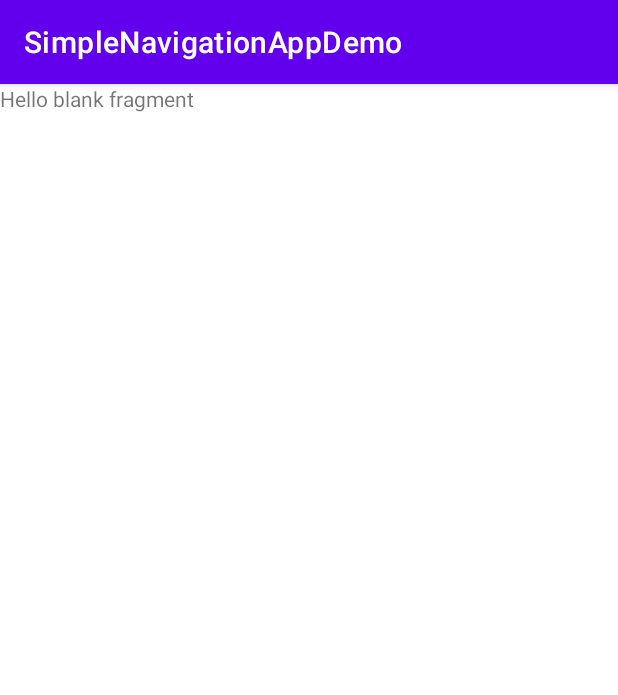
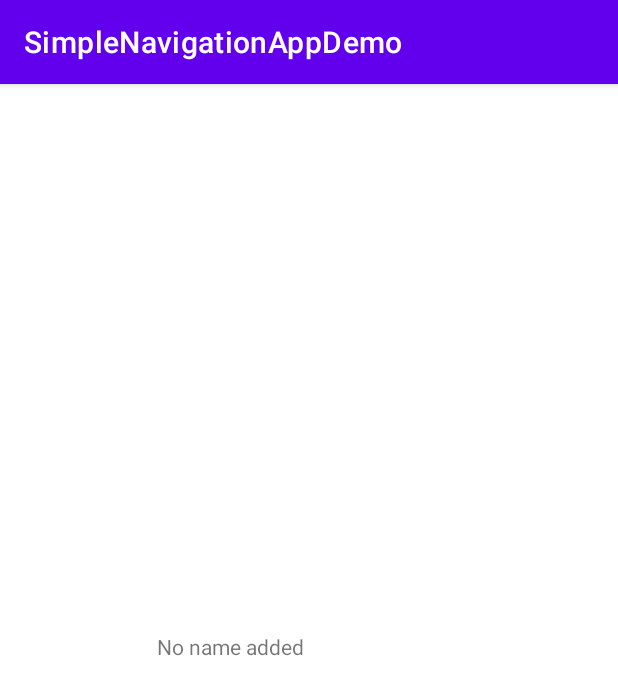
Before and after one commit to ShashankEd/navigation-demo-kotlin, an Android app: the SecondFragment screen opened through its navigation route, on a phone screen of 412 x 824 dp. Shown: the top 695 px of the screen. Run offline under Robolectric (Android 15) with nearby library versions, the phone set to English and light mode, and no system bars.

```diff
--- a/app/src/main/java/com/example/simplenavigationappdemo/SecondFragment.kt
+++ b/app/src/main/java/com/example/simplenavigationappdemo/SecondFragment.kt
@@ -5,6 +5,9 @@ import androidx.fragment.app.Fragment
 import android.view.LayoutInflater
 import android.view.View
 import android.view.ViewGroup
+import androidx.navigation.fragment.navArgs
+import kotlinx.android.synthetic.main.fragment_second.*
+import kotlinx.android.synthetic.main.main_fragment.*
 
 // TODO: Rename parameter arguments, choose names that match
 // the fragment initialization parameters, e.g. ARG_ITEM_NUMBER
@@ -20,6 +23,8 @@ class SecondFragment : Fragment() {
     // TODO: Rename and change types of parameters
     private var param1: String? = null
     private var param2: String? = null
+    //to get the arguments from first fragment we'll have to use SecondFragmentArgs
+    private val args: SecondFragmentArgs by navArgs<SecondFragmentArgs>()
 
     override fun onCreate(savedInstanceState: Bundle?) {
         super.onCreate(savedInstanceState)
@@ -27,6 +32,12 @@ class SecondFragment : Fragment() {
             param1 = it.getString(ARG_PARAM1)
             param2 = it.getString(ARG_PARAM2)
         }
+    }
+
+    override fun onActivityCreated(savedInstanceState: Bundle?) {
+        super.onActivityCreated(savedInstanceState)
+        //consume the args like below
+        textView.text = args.username
     }
 
     override fun onCreateView(
@@ -56,4 +67,5 @@ class SecondFragment : Fragment() {
                 }
             }
     }
+
 }
--- a/app/src/main/java/com/example/simplenavigationappdemo/ui/main/MainFragment.kt
+++ b/app/src/main/java/com/example/simplenavigationappdemo/ui/main/MainFragment.kt
@@ -6,6 +6,7 @@ import androidx.fragment.app.Fragment
 import android.view.LayoutInflater
 import android.view.View
 import android.view.ViewGroup
+import androidx.core.os.bundleOf
 import androidx.navigation.Navigation
 import com.example.simplenavigationappdemo.R
 import kotlinx.android.synthetic.main.main_fragment.*
@@ -30,8 +31,8 @@ class MainFragment : Fragment() {
         viewModel = ViewModelProvider(this).get(MainViewModel::class.java)
         // TODO: Use the ViewModel
         nameButton.setOnClickListener {
-            //load the second fragment, which can be achieved by adding action "mainToSecond"
-            Navigation.findNavController(it).navigate(MainFragmentDirections.mainToSecond())
+            //load the second fragment, which can be achieved by adding action "mainToSecond", and pass agr username
+            Navigation.findNavController(it).navigate(MainFragmentDirections.mainToSecond(username = editTextName.text!!.toString()))
         }
     }
 
--- a/app/src/main/res/layout/fragment_second.xml
+++ b/app/src/main/res/layout/fragment_second.xml
@@ -1,14 +1,21 @@
 <?xml version="1.0" encoding="utf-8"?>
-<FrameLayout xmlns:android="http://schemas.android.com/apk/res/android"
+<androidx.constraintlayout.widget.ConstraintLayout xmlns:android="http://schemas.android.com/apk/res/android"
+    xmlns:app="http://schemas.android.com/apk/res-auto"
     xmlns:tools="http://schemas.android.com/tools"
+    android:id="@+id/frameLayout"
     android:layout_width="match_parent"
     android:layout_height="match_parent"
     tools:context=".SecondFragment">
 
     <!-- TODO: Update blank fragment layout -->
     <TextView
-        android:layout_width="match_parent"
-        android:layout_height="match_parent"
-        android:text="@string/hello_blank_fragment" />
+        android:id="@+id/textView"
+        android:layout_width="203dp"
+        android:layout_height="38dp"
+        android:text="@string/hello_blank_fragment"
+        app:layout_constraintBottom_toBottomOf="parent"
+        app:layout_constraintEnd_toEndOf="parent"
+        app:layout_constraintStart_toStartOf="parent"
+        app:layout_constraintTop_toTopOf="parent" />
 
-</FrameLayout>
+</androidx.constraintlayout.widget.ConstraintLayout>
--- a/app/src/main/res/navigation/navigation_graph.xml
+++ b/app/src/main/res/navigation/navigation_graph.xml
@@ -18,5 +18,10 @@
         android:id="@+id/secondFragment"
         android:name="com.example.simplenavigationappdemo.SecondFragment"
         android:label="fragment_second"
-        tools:layout="@layout/fragment_second" />
+        tools:layout="@layout/fragment_second" >
+        <argument
+            android:name="username"
+            app:argType="string"
+            android:defaultValue="No name added" />
+    </fragment>
 </navigation>
```
Also changed, not shown: app/src/main/res/layout/main_fragment.xml (+12 -0 lines).
